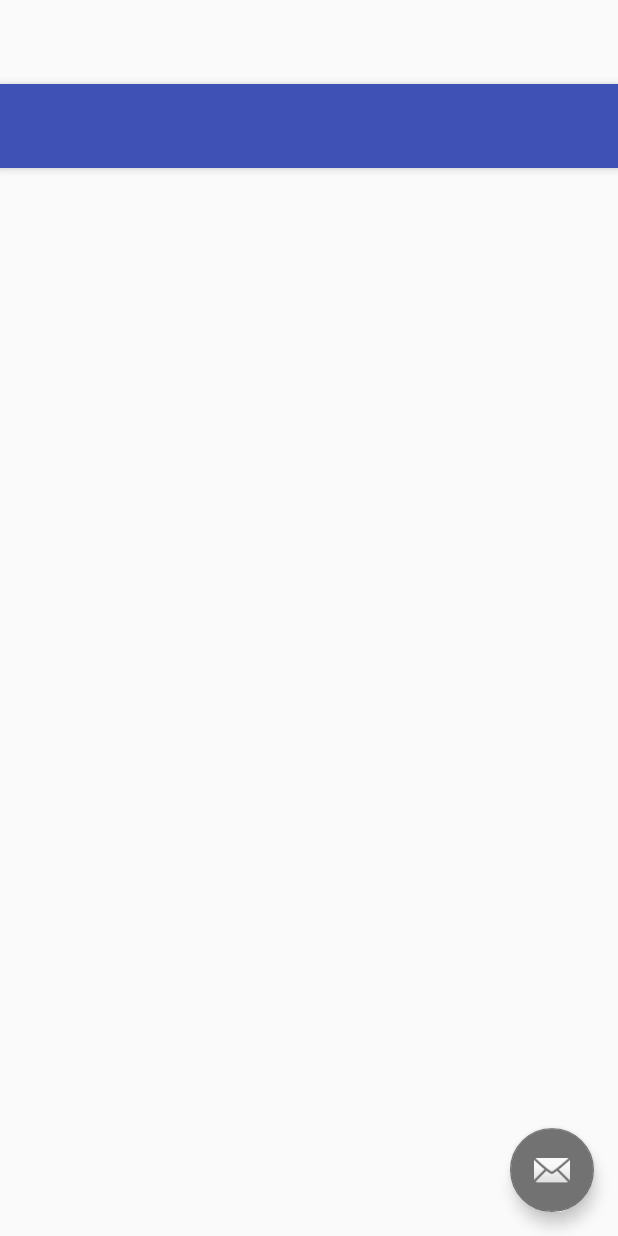
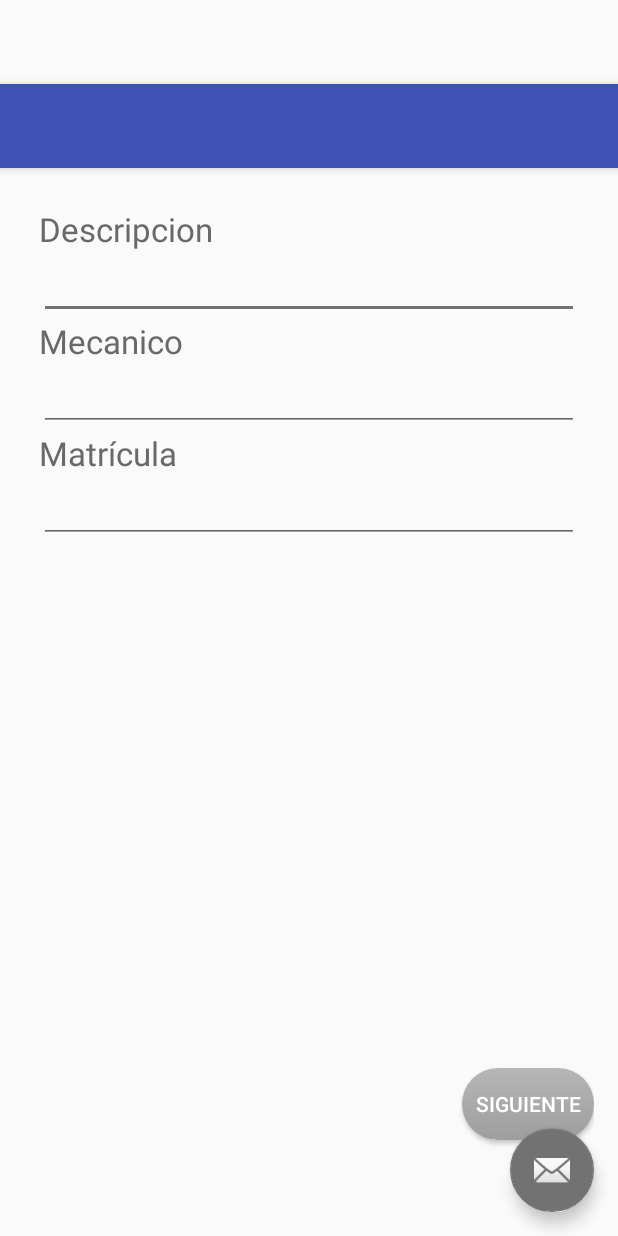
Before and after one commit to chufaschufurius/ProyectoMotorApp, an Android app: the layout activity_datos_tarea.xml on its own in the app's theme, with its tools: preview values and no code run, on a phone screen of 412 x 824 dp. Run offline under Robolectric (Android 15) with nearby library versions, the phone set to English and light mode, and no system bars.

Commit message:
lista tareas

```diff
--- a/app/src/main/AndroidManifest.xml
+++ b/app/src/main/AndroidManifest.xml
@@ -20,11 +20,6 @@
 
                 <category android:name="android.intent.category.LAUNCHER" />
             </intent-filter>
-        </activity>
-        <activity
-            android:name=".Lista"
-            android:label="@string/app_name"
-            android:theme="@style/AppTheme.NoActionBar" >
         </activity>
         <activity
             android:name=".IntroMatricula"
--- a/app/src/main/java/com/motorapp/proyectodam/proyectomotorapp/IntroMatricula.java
+++ b/app/src/main/java/com/motorapp/proyectodam/proyectomotorapp/IntroMatricula.java
@@ -79,7 +79,7 @@ public class IntroMatricula extends AppCompatActivity implements View.OnClickLis
     }
 
     public void back(View view){
-        Intent intent= new Intent(this, Lista.class);
+        Intent intent= new Intent(this, MainActivity.class);
         startActivity(intent);
         finish();
     }
--- a/app/src/main/java/com/motorapp/proyectodam/proyectomotorapp/NuevoVehiculo.java
+++ b/app/src/main/java/com/motorapp/proyectodam/proyectomotorapp/NuevoVehiculo.java
@@ -108,7 +108,9 @@ public class NuevoVehiculo extends AppCompatActivity {
             dataSource.insertCars();
             dataSource.insertTasks();
 
-            Intent intent= new Intent(this, Lista.class);
+            Toast.makeText(getApplicationContext(), "Nueva tarea insertada satisfactoriamente", Toast.LENGTH_LONG);
+
+            Intent intent= new Intent(this, MainActivity.class);
             startActivity(intent);
             finish();
         }
--- a/app/src/main/java/com/motorapp/proyectodam/proyectomotorapp/SeleccionarMarca.java
+++ b/app/src/main/java/com/motorapp/proyectodam/proyectomotorapp/SeleccionarMarca.java
@@ -63,7 +63,7 @@ public class SeleccionarMarca extends AppCompatActivity {
         startActivity(intent);
     }
     public void back(View view){
-        Intent intent= new Intent(this, DatosCliente.class);
+        Intent intent= new Intent(this, IntroMatricula.class);
         startActivity(intent);
         finish();
     }
--- a/app/src/main/res/layout/activity_lista.xml
+++ b/app/src/main/res/layout/activity_datos_tarea.xml
@@ -5,7 +5,7 @@
     android:layout_width="match_parent"
     android:layout_height="match_parent"
     android:fitsSystemWindows="true"
-    tools:context="com.motorapp.proyectodam.proyectomotorapp.Lista">
+    tools:context="com.motorapp.proyectodam.proyectomotorapp.DatosTarea">
 
     <android.support.design.widget.AppBarLayout
         android:layout_width="match_parent"
@@ -14,15 +14,15 @@
 
         <android.support.v7.widget.Toolbar
             android:id="@+id/toolbar"
-            app:titleMarginStart="70dp"
             android:layout_width="match_parent"
             android:layout_height="?attr/actionBarSize"
             android:background="?attr/colorPrimary"
-            app:popupTheme="@style/AppTheme.PopupOverlay" />
+            app:popupTheme="@style/AppTheme.PopupOverlay"
+            app:titleMarginStart="70dp" />
 
     </android.support.design.widget.AppBarLayout>
 
-    <include layout="@layout/content_lista" />
+    <include layout="@layout/content_datos_tarea" />
 
     <android.support.design.widget.FloatingActionButton
         android:id="@+id/fab"
@@ -30,8 +30,6 @@
         android:layout_height="wrap_content"
         android:layout_gravity="bottom|end"
         android:layout_margin="@dimen/fab_margin"
-        android:clipToPadding="false"
-        android:elevation="@dimen/fab_margin"
         android:src="@android:drawable/ic_dialog_email" />
 
 </android.support.design.widget.CoordinatorLayout>
--- /dev/null
+++ b/app/src/main/res/layout/content_datos_tarea.xml
@@ -0,0 +1,111 @@
+<RelativeLayout xmlns:android="http://schemas.android.com/apk/res/android"
+    xmlns:app="http://schemas.android.com/apk/res-auto"
+    xmlns:tools="http://schemas.android.com/tools"
+    android:layout_width="match_parent"
+    android:layout_height="match_parent"
+    android:paddingBottom="@dimen/activity_vertical_margin"
+    android:paddingLeft="@dimen/activity_horizontal_margin"
+    android:paddingRight="@dimen/activity_horizontal_margin"
+    android:paddingTop="@dimen/activity_vertical_margin"
+    app:layout_behavior="@string/appbar_scrolling_view_behavior"
+    tools:context="com.motorapp.proyectodam.proyectomotorapp.DatosCliente"
+    tools:showIn="@layout/activity_datos_cliente">
+
+    <TableLayout
+        android:id="@+id/tableLayout"
+        android:layout_width="match_parent"
+        android:layout_height="wrap_content"
+        android:layout_gravity="center_horizontal"
+        android:layout_margin="10dp">
+
+        <LinearLayout
+            android:layout_width="match_parent"
+            android:layout_height="wrap_content"
+            android:orientation="vertical"
+            android:weightSum="1">
+
+            <TextView
+                android:id="@+id/textViewDesc"
+                android:layout_width="wrap_content"
+                android:layout_height="wrap_content"
+                android:layout_column="1"
+                android:layout_weight="0.00"
+                android:text="@string/description"
+                android:textAppearance="?android:attr/textAppearanceLarge"
+                android:textColor="#FF696969" />
+
+            <EditText
+                android:id="@+id/descriptionEditText"
+                android:layout_width="match_parent"
+                android:layout_height="wrap_content"
+                android:inputType="text" />
+        </LinearLayout>
+
+        <LinearLayout
+            android:layout_width="match_parent"
+            android:layout_height="wrap_content"
+            android:orientation="vertical"
+            android:weightSum="1">
+
+            <TextView
+                android:id="@+id/textView6"
+                android:layout_width="wrap_content"
+                android:layout_height="wrap_content"
+                android:layout_column="1"
+                android:layout_weight="0.00"
+                android:text="@string/mecanico"
+                android:textAppearance="?android:attr/textAppearanceLarge"
+                android:textColor="#FF696969" />
+
+
+            <EditText
+                android:id="@+id/mecanicoEditText"
+                android:layout_width="match_parent"
+                android:layout_height="wrap_content"
+                android:inputType="text" />
+
+            <LinearLayout
+                android:layout_width="match_parent"
+                android:layout_height="wrap_content"
+                android:orientation="vertical"
+                android:weightSum="1">
+
+                <TextView
+                    android:id="@+id/matricula"
+                    android:layout_width="wrap_content"
+                    android:layout_height="wrap_content"
+                    android:layout_column="1"
+                    android:layout_weight="0.00"
+                    android:text="@string/matricula"
+                    android:textAppearance="?android:attr/textAppearanceLarge"
+                    android:textColor="#FF696969" />
+
+                <EditText
+                    android:id="@+id/marcaEdittText"
+                    android:layout_width="match_parent"
+                    android:layout_height="wrap_content"
+                    android:inputType="text" />
+
+
+            </LinearLayout>
+
+
+        </LinearLayout>
+
+    </TableLayout>
+
+    <Button
+        android:id="@+id/Siguientebtn"
+        android:layout_width="wrap_content"
+        android:layout_height="wrap_content"
+        android:layout_alignParentBottom="true"
+        android:layout_alignParentEnd="true"
+        android:layout_alignParentRight="true"
+        android:layout_gravity="right"
+        android:layout_marginBottom="48dp"
+        android:layout_weight="0.00"
+        android:background="@drawable/button_rounded"
+        android:onClick="onClick"
+        android:text="SIGUIENTE"
+        android:textColor="@color/white" />
+</RelativeLayout>
--- a/app/src/main/res/layout/content_lista.xml
+++ /dev/null
@@ -1,14 +0,0 @@
-<?xml version="1.0" encoding="utf-8"?>
-<RelativeLayout xmlns:android="http://schemas.android.com/apk/res/android"
-    xmlns:tools="http://schemas.android.com/tools"
-    xmlns:app="http://schemas.android.com/apk/res-auto" android:layout_width="match_parent"
-    android:layout_height="match_parent" android:paddingLeft="@dimen/activity_horizontal_margin"
-    android:paddingRight="@dimen/activity_horizontal_margin"
-    android:paddingTop="@dimen/activity_vertical_margin"
-    android:paddingBottom="@dimen/activity_vertical_margin"
-    app:layout_behavior="@string/appbar_scrolling_view_behavior"
-    tools:showIn="@layout/activity_lista"
-    tools:context="com.motorapp.proyectodam.proyectomotorapp.Lista"
-    android:layout_marginTop="40dp">
-
-</RelativeLayout>
--- a/app/src/main/res/values/strings.xml
+++ b/app/src/main/res/values/strings.xml
@@ -38,4 +38,6 @@
     <string name="title_activity_nuevo_vehiculo">NuevoVehiculo</string>
     <string name="title_activity_new_task">NewTask</string>
     <string name="detalle_tarea">Trabajos a realizar: </string>
+    <string name="description">Descripcion</string>
+    <string name="mecanico">Mecanico</string>
 </resources>
```
Also changed, not shown: app/src/main/java/com/motorapp/proyectodam/proyectomotorapp/DatosCliente.java (+19 -9 lines), app/src/main/java/com/motorapp/proyectodam/proyectomotorapp/DatosTarea.java (added, +99 -0 lines), app/src/main/java/com/motorapp/proyectodam/proyectomotorapp/Lista.java (deleted, +0 -67 lines), app/src/main/java/com/motorapp/proyectodam/proyectomotorapp/MainActivity.java (+8 -0 lines), app/src/main/res/layout/listview_main.xml (+14 -0 lines).
